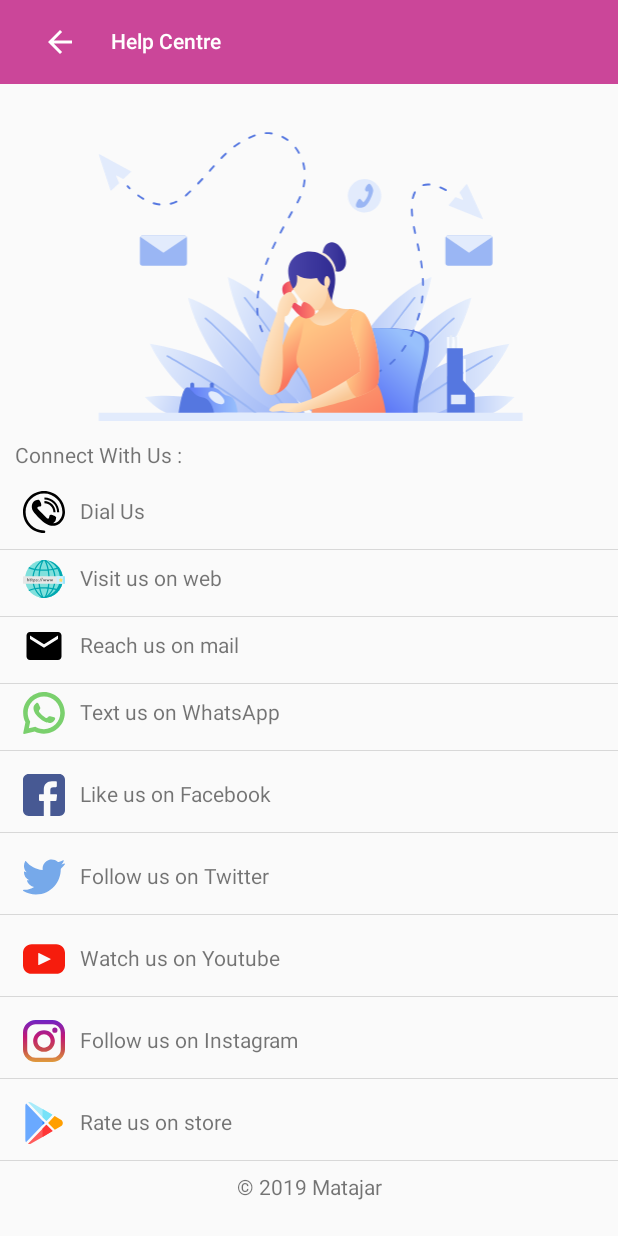
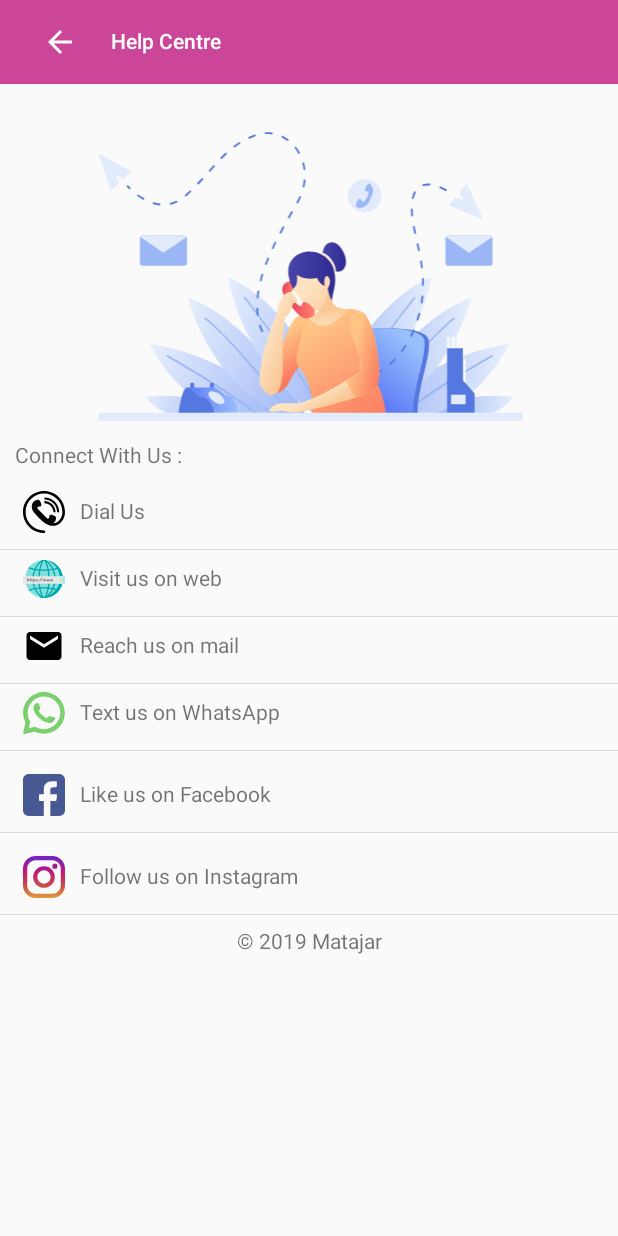
Before and after one commit to shintomatajar/tudo-store-clone, an Android app: the HelpCentreActivity screen opened directly, with no data from a screen before it, on a phone screen of 412 x 824 dp. Run offline under Robolectric (Android 15) with nearby library versions, the phone set to English and light mode, and no system bars; libraries missing offline, so code that uses them is left out: com.karumi.dexter, io.socket.client, io.socket.emitter; 5 statements that could not run were skipped.

```diff
--- a/app/src/main/java/com/tudomart/store/ui/activities/staticScreens/HelpCentreActivity.java
+++ b/app/src/main/java/com/tudomart/store/ui/activities/staticScreens/HelpCentreActivity.java
@@ -25,15 +25,15 @@ import com.tudomart.store.ui.activities.BaseActivity;
 import com.tudomart.store.utils.Utils;
 
 public class HelpCentreActivity extends BaseActivity {
-    String url = "http://www.matajarbynesto.com/";
-    String mail = "care@matajar.ae";
+    String url = "https://tudomart.com";
+    String mail = "onlinesales@tudomart.com";
 
-    String FACEBOOK_URL = "https://fb.com/";
+    String FACEBOOK_URL = "facebook.com/TudomartUAE";
     String WHATSAPP_URL = "https://api.whatsapp.com/send?phone=+971 56 559 4679";
-    String TWITTER_URL = "https://twitter.com/matajar";
-    String YOUTUBE_URL = "https://youtube.com/matajar";
-    String INSTAGRAM_URL = "https://instagram.com/matajar";
-    String PLAYSTORE_URL = "https://play.google.com/store/apps/details?id=ae.matajar.store&hl=en&gl=US";
+    String TWITTER_URL = "https://twitter.com/";
+    String YOUTUBE_URL = "https://youtube.com/";
+    String INSTAGRAM_URL = "https://www.instagram.com/tudo_mart";
+    String PLAYSTORE_URL = "https://play.google.com/store/";
     private ImageView backIcon;
     private TextView titleToolbar;
 
@@ -72,7 +72,7 @@ public class HelpCentreActivity extends BaseActivity {
             @Override
             public void onPermissionGranted(PermissionGrantedResponse permissionGrantedResponse) {
                 Intent callIntent = new Intent(Intent.ACTION_CALL);
-                callIntent.setData(Uri.parse("tel:+971502164297"));
+                callIntent.setData(Uri.parse("tel:+97142645687"));
                 startActivity(callIntent);
             }
 
@@ -133,8 +133,9 @@ public class HelpCentreActivity extends BaseActivity {
         Intent intent = new Intent(Intent.ACTION_VIEW, Uri.parse(PLAYSTORE_URL));
         startActivity(intent);
     }
+
     @Override
     protected void showAlert(String orderId) {
-        Utils.showNewOrderAlert(this,orderId);
+        Utils.showNewOrderAlert(this, orderId);
     }
 }
--- a/app/src/main/res/layout/activity_help_centre.xml
+++ b/app/src/main/res/layout/activity_help_centre.xml
@@ -219,71 +219,6 @@
                             android:layout_marginTop="5dp"
                             android:background="@color/lightGray" />
 
-                        <LinearLayout
-                            android:layout_width="match_parent"
-                            android:layout_height="wrap_content"
-                            android:layout_gravity="center_vertical"
-                            android:layout_marginStart="10dp"
-                            android:layout_marginTop="10dp"
-                            android:layout_marginEnd="10dp"
-                            android:clickable="true"
-                            android:foreground="?attr/selectableItemBackground"
-                            android:onClick="startTwitter"
-                            android:padding="5dp">
-
-                            <ImageView
-                                android:layout_width="28dp"
-                                android:layout_height="28dp"
-                                android:layout_gravity="center_vertical"
-                                android:src="@drawable/ic_contact_us_twitter" />
-
-                            <TextView
-                                android:layout_width="match_parent"
-
-                                android:layout_height="wrap_content"
-                                android:layout_gravity="center_vertical"
-                                android:layout_marginStart="10dp"
-                                android:text="Follow us on Twitter" />
-                        </LinearLayout>
-
-                        <View
-                            android:layout_width="match_parent"
-                            android:layout_height="0.5dp"
-                            android:layout_marginTop="5dp"
-                            android:background="@color/lightGray" />
-
-                        <LinearLayout
-                            android:layout_width="match_parent"
-                            android:layout_height="wrap_content"
-                            android:layout_gravity="center_vertical"
-                            android:layout_marginStart="10dp"
-                            android:layout_marginTop="10dp"
-                            android:layout_marginEnd="10dp"
-                            android:clickable="true"
-                            android:foreground="?attr/selectableItemBackground"
-                            android:onClick="startYoutube"
-                            android:padding="5dp">
-
-                            <ImageView
-                                android:layout_width="28dp"
-                                android:layout_height="28dp"
-                                android:layout_gravity="center_vertical"
-                                android:src="@drawable/ic_contact_us_youtube" />
-
-                            <TextView
-                                android:layout_width="match_parent"
-
-                                android:layout_height="wrap_content"
-                                android:layout_gravity="center_vertical"
-                                android:layout_marginStart="10dp"
-                                android:text="Watch us on Youtube" />
-                        </LinearLayout>
-
-                        <View
-                            android:layout_width="match_parent"
-                            android:layout_height="0.5dp"
-                            android:layout_marginTop="5dp"
-                            android:background="@color/lightGray" />
 
                         <LinearLayout
                             android:layout_width="match_parent"
@@ -318,39 +253,6 @@
                             android:layout_marginTop="5dp"
                             android:background="@color/lightGray" />
 
-                        <LinearLayout
-                            android:layout_width="match_parent"
-                            android:layout_height="wrap_content"
-                            android:layout_gravity="center_vertical"
-                            android:layout_marginStart="10dp"
-                            android:layout_marginTop="10dp"
-                            android:layout_marginEnd="10dp"
-                            android:clickable="true"
-                            android:foreground="?attr/selectableItemBackground"
-                            android:onClick="rateUs"
-                            android:padding="5dp">
-
-                            <ImageView
-                                android:layout_width="28dp"
-                                android:layout_height="28dp"
-                                android:layout_gravity="center_vertical"
-                                android:src="@drawable/ic_playstore" />
-
-                            <TextView
-                                android:layout_width="match_parent"
-
-                                android:layout_height="wrap_content"
-                                android:layout_gravity="center_vertical"
-                                android:layout_marginStart="10dp"
-                                android:text="Rate us on store" />
-                        </LinearLayout>
-
-                        <View
-                            android:layout_width="match_parent"
-                            android:layout_height="0.5dp"
-                            android:layout_marginTop="5dp"
-                            android:background="@color/lightGray" />
-
                         <TextView
                             android:id="@+id/bottom_title"
                             android:layout_width="match_parent"
```
